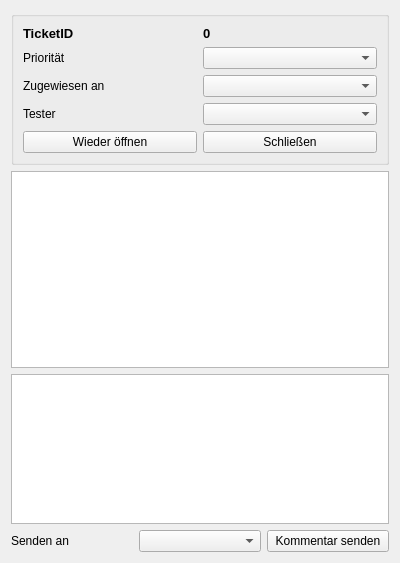
First picture: the form in TicketDetails.ui, repository ghannami/TicketSystem, before the edit.
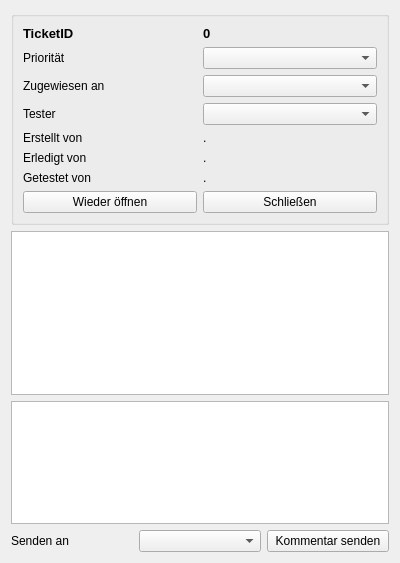
Second picture: the form after the edit.

Diff of the .ui file:
```diff
--- a/TicketDetails.ui
+++ b/TicketDetails.ui
@@ -20,23 +20,20 @@
       <string/>
      </property>
      <layout class="QGridLayout" name="gridLayout">
-      <item row="4" column="2">
-       <widget class="QPushButton" name="changeState">
+      <item row="5" column="1">
+       <widget class="QLabel" name="processedByLabel1">
         <property name="text">
-         <string>Schließen</string>
+         <string>Erledigt von</string>
         </property>
        </widget>
       </item>
-      <item row="2" column="1">
-       <widget class="QLabel" name="label_3">
+      <item row="6" column="1">
+       <widget class="QLabel" name="testedByLabel1">
         <property name="text">
-         <string>Zugewiesen an</string>
+         <string>Getestet von</string>
         </property>
        </widget>
       </item>
-      <item row="2" column="2">
-       <widget class="QComboBox" name="ticketToUserBox"/>
-      </item>
       <item row="1" column="2">
        <widget class="QComboBox" name="priorityBox"/>
       </item>
@@ -47,7 +44,7 @@
         </property>
        </widget>
       </item>
-      <item row="4" column="1">
+      <item row="7" column="1">
        <widget class="QPushButton" name="reopen">
         <property name="text">
          <string>Wieder öffnen</string>
@@ -92,11 +89,75 @@
         </property>
        </widget>
       </item>
+      <item row="2" column="2">
+       <widget class="QComboBox" name="ticketToUserBox"/>
+      </item>
+      <item row="2" column="1">
+       <widget class="QLabel" name="label_3">
+        <property name="text">
+         <string>Zugewiesen an</string>
+        </property>
+       </widget>
+      </item>
+      <item row="7" column="2">
+       <widget class="QPushButton" name="changeState">
+        <property name="text">
+         <string>Schließen</string>
+        </property>
+       </widget>
+      </item>
+      <item row="5" column="2">
+       <widget class="QLabel" name="processedByLabel2">
+        <property name="text">
+         <string>.</string>
+        </property>
+       </widget>
+      </item>
+      <item row="6" column="2">
+       <widget class="QLabel" name="testedByLabel2">
+        <property name="text">
+         <string>.</string>
+        </property>
+       </widget>
+      </item>
+      <item row="4" column="1">
+       <widget class="QLabel" name="createdByLabel1">
+        <property name="text">
+         <string>Erstellt von</string>
+        </property>
+       </widget>
+      </item>
+      <item row="4" column="2">
+       <widget class="QLabel" name="createdByLabel2">
+        <property name="text">
+         <string>.</string>
+        </property>
+       </widget>
+      </item>
      </layout>
     </widget>
    </item>
    <item>
-    <widget class="QPlainTextEdit" name="history"/>
+    <widget class="QPlainTextEdit" name="history">
+     <property name="tabChangesFocus">
+      <bool>false</bool>
+     </property>
+     <property name="documentTitle">
+      <string>Verlauf</string>
+     </property>
+     <property name="undoRedoEnabled">
+      <bool>false</bool>
+     </property>
+     <property name="readOnly">
+      <bool>true</bool>
+     </property>
+     <property name="tabStopWidth">
+      <number>80</number>
+     </property>
+     <property name="backgroundVisible">
+      <bool>false</bool>
+     </property>
+    </widget>
    </item>
    <item>
     <widget class="QTextEdit" name="comment">
@@ -118,7 +179,7 @@
       </widget>
      </item>
      <item>
-      <widget class="QComboBox" name="toUserBox"/>
+      <widget class="QComboBox" name="commentToUserBox"/>
      </item>
      <item>
       <widget class="QPushButton" name="send">
```
